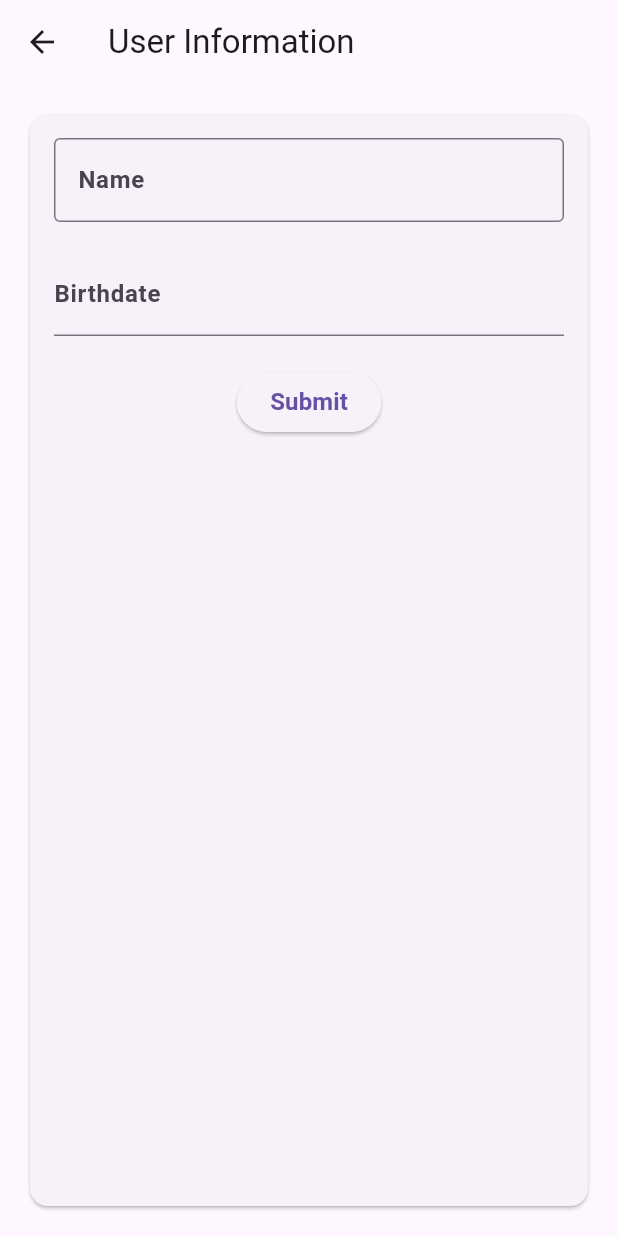
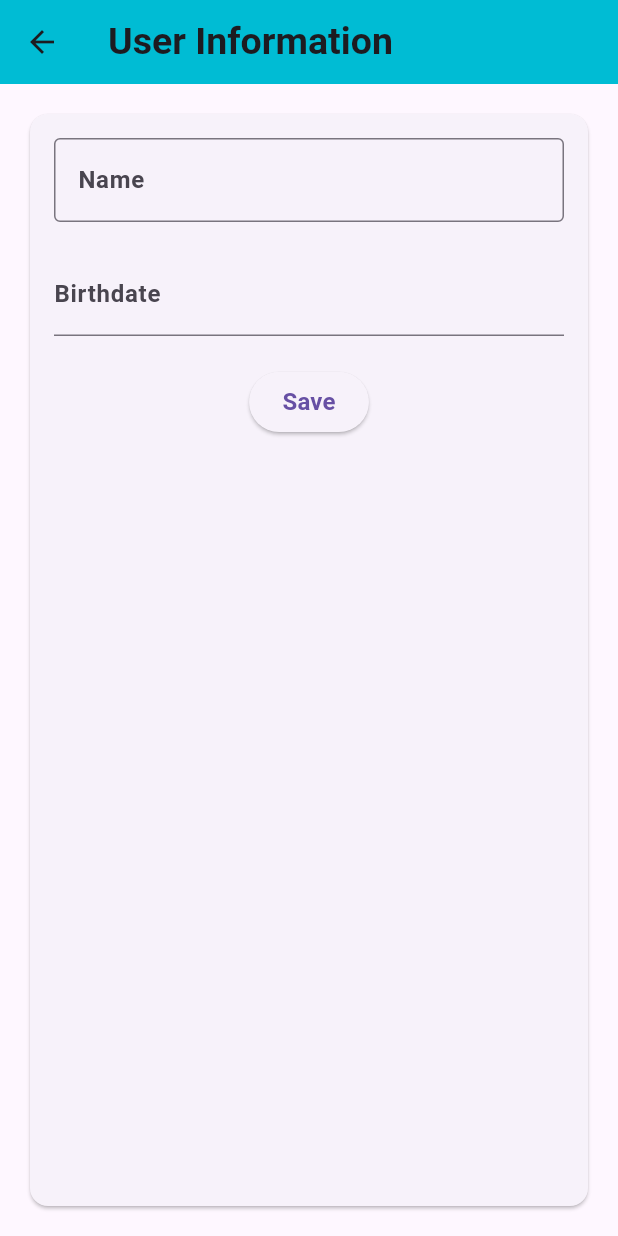
Before and after one commit to ahmetbekir22/Crud-app, a Flutter app: the screen it shows after launch, after a tap on the "add" icon, on a phone screen of 412 x 824 dp. Run offline on Flutter 3.47's test engine with Material 3 defaults, Android fonts, the phone set to English and light mode, and no system bars; drawn by our look-alikes of date_time_picker; our stand-ins replace dio, shared_preferences; network calls fail.

Commit message:
uı chhanges

```diff
--- a/lib/pages/home_page.dart
+++ b/lib/pages/home_page.dart
@@ -232,6 +232,11 @@ class _HomePageState extends State<HomePage> {
         ],
       ),
       floatingActionButton: FloatingActionButton(
+        backgroundColor: Color.fromARGB(255, 162, 185, 188),
+        foregroundColor: Colors.black,
+        shape: StadiumBorder(
+          side: BorderSide(color: Color.fromARGB(255, 185, 172, 172), width: 2.0),
+        ),
         onPressed: _navigateToAddUser,
         child: Icon(Icons.add),
       ),
--- a/lib/pages/user_info_form.dart
+++ b/lib/pages/user_info_form.dart
@@ -11,7 +11,9 @@ class UserInfoFormPage extends StatelessWidget {
   Widget build(BuildContext context) {
     return Scaffold(
       appBar: AppBar(
-        title: Text('User Information'),
+        backgroundColor: Colors.cyan,
+        title: Text('User Information',
+            style: TextStyle(fontWeight: FontWeight.bold, fontSize: 25)),
       ),
       body: UserInfoForm(user: user), // Pass the user parameter to UserInfoForm
     );
--- a/lib/widgets/user_info_form.dart
+++ b/lib/widgets/user_info_form.dart
@@ -119,7 +119,7 @@ class _UserInfoFormState extends State<UserInfoForm> {
                 SizedBox(height: 20),
                 ElevatedButton(
                   onPressed: _submitForm,
-                  child: Text(isEditMode ? 'Update' : 'Submit'),
+                  child: Text(isEditMode ? 'Update' : 'Save'),
                 ),
               ],
             ),
```
